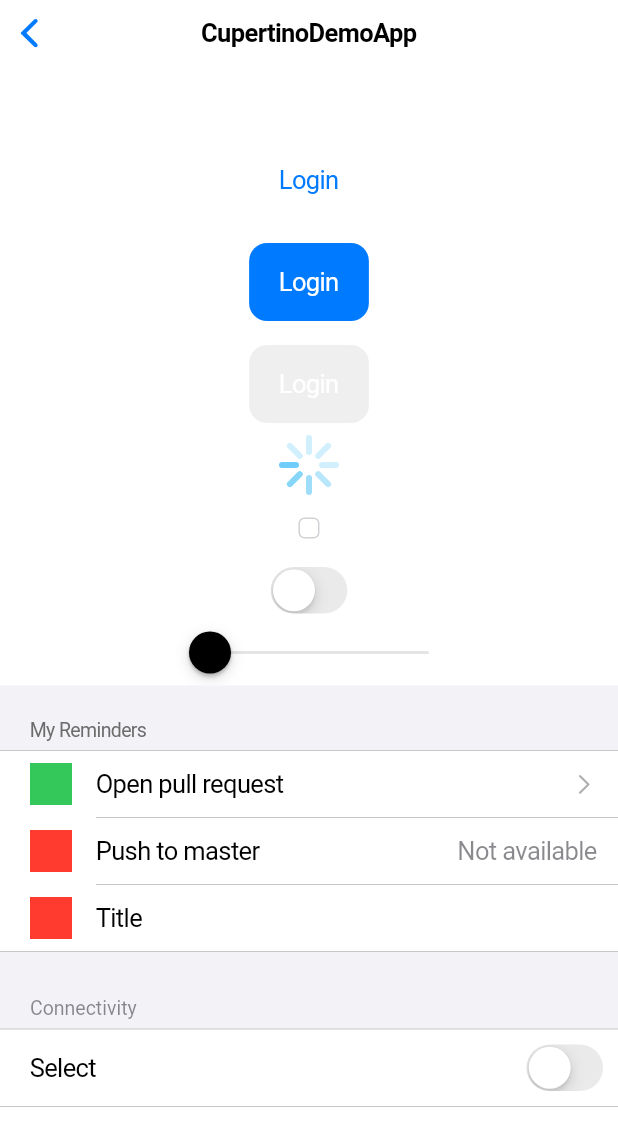
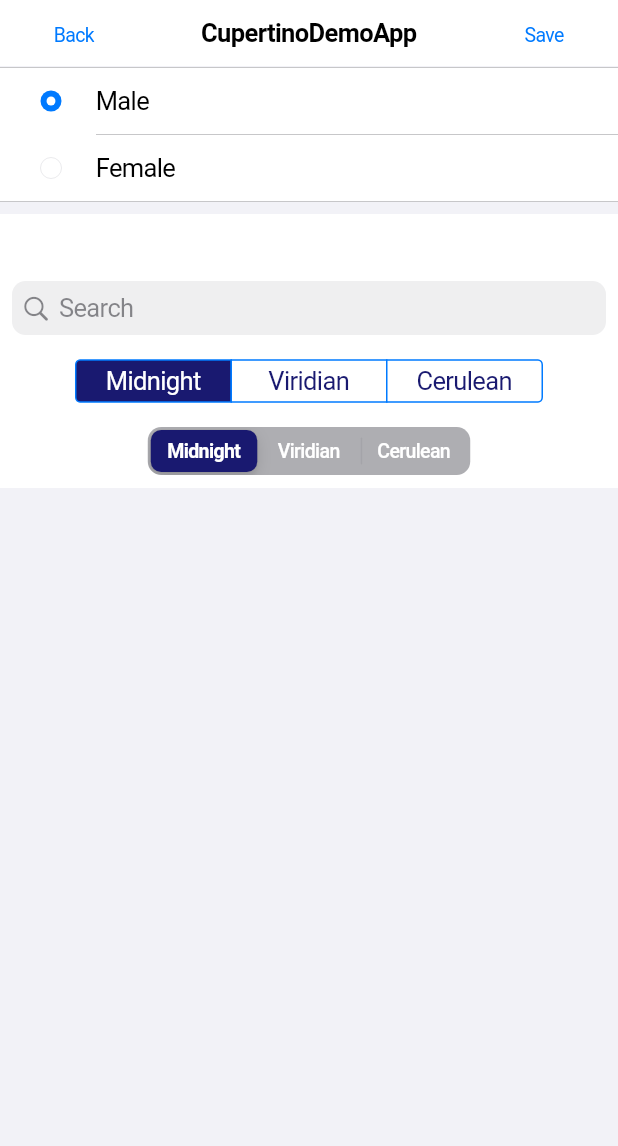
Before and after one commit to RahilRK/learning_flutter, a Flutter app: the CupertinoDemoApp screen opened directly, on a phone screen of 412 x 824 dp. Shown: the top 1146 px of the screen. Run offline on Flutter 3.47's test engine with Material 3 defaults, Android fonts, the light colour scheme and no system bars; missing offline and left inert: dart:ffi.

Commit message:
- Cupertino ui.

```diff
--- a/lib/main.dart
+++ b/lib/main.dart
@@ -36,7 +36,8 @@ class MaterialMyApp extends StatelessWidget {
         colorScheme: ColorScheme.fromSeed(seedColor: Colors.deepPurple),
         useMaterial3: true,
       ),
-      home: const DemoScreen(title: 'Flutter Demo Home Page'),
+      // home: const DemoScreen(title: 'Flutter Demo Home Page'),
+      home: const DemoScreen(),
       // home: const PopupOptionMenuEg(),
       // home: NavigationBarEg(),
       // home: const MyHomePage(title: 'Flutter Demo Home Page'),
@@ -51,7 +52,8 @@ class CupertinoMyApp extends StatelessWidget {
   Widget build(BuildContext context) {
     return CupertinoApp(
       theme: CupertinoThemeData(brightness: Brightness.light),
-      home: CupertinoDemoApp(),
+      // home: CupertinoDemoApp(),
+      home: CupertinoTabScaffoldEg(),
       // home: CupertinoListTileEg(),
       // home: CupertinoActionSheetEg(),
     );
@@ -183,18 +185,7 @@ class _MyHomePageState extends State<MyHomePage> {
 }
 
 class DemoScreen extends StatefulWidget {
-  const DemoScreen({super.key, required this.title});
-
-  // This widget is the home page of your application. It is stateful, meaning
-  // that it has a State object (defined below) that contains fields that affect
-  // how it looks.
-
-  // This class is the configuration for the state. It holds the values (in this
-  // case the title) provided by the parent (in this case the App widget) and
-  // used by the build method of the State. Fields in a Widget subclass are
-  // always marked "final".
-
-  final String title;
+  const DemoScreen({super.key});
 
   @override
   State<DemoScreen> createState() => _DemoScreenState();
@@ -209,99 +200,11 @@ class _DemoScreenState extends State<DemoScreen> {
 
   @override
   Widget build(BuildContext context) {
-    // This method is rerun every time setState is called, for instance as done
-    // by the _incrementCounter method above.
-    //
-    // The Flutter framework has been optimized to make rerunning build methods
-    // fast, so that you can just rebuild anything that needs updating rather
-    // than having to individually change instances of widgets.
     return Scaffold(
-      appBar: AppBar(
-        // TRY THIS: Try changing the color here to a specific color (to
-        // Colors.amber, perhaps?) and trigger a hot reload to see the AppBar
-        // change color while the other colors stay the same.
-        backgroundColor: Theme.of(context).colorScheme.inversePrimary,
-        // Here we take the value from the MyHomePage object that was created by
-        // the App.build method, and use it to set our appbar title.
-        elevation: 8,
-        shadowColor: Colors.black,
-        // leading: Icon(Icons.home),
-        title: const Text("Home"),
-        actions: const [
-          Icon(Icons.search),
-          Icon(Icons.more_vert),
-        ],
-        // actionsIconTheme: IconThemeData(color: Colors.white),
-      ),
-      drawer: Drawer(
-        child: ListView(
-          children: [
-            DrawerHeader(
-              decoration: BoxDecoration(
-                color: Theme.of(context).colorScheme.inversePrimary,
-              ),
-              child: Column(
-                mainAxisAlignment: MainAxisAlignment.center,
-                children: [
-                  ClipRRect(
-                    borderRadius: BorderRadius.circular(16),
-                    child: Image.asset(
-                      "images/brainvire_logo.png",
-                      height: 54,
-                      width: 54,
-                    ),
-                  ),
-                  const Padding(
-                    padding: EdgeInsets.all(8.0),
-                    child: Text(
-                      "Brainvire",
-                      style: TextStyle(fontWeight: FontWeight.bold),
-                    ),
-                  )
-                ],
-              ),
-            ),
-            const Column(
-              children: [
-                ListTile(
-                  leading: Icon(Icons.home),
-                  title: Text("Home"),
-                ),
-                ListTile(
-                  leading: Icon(Icons.photo),
-                  title: Text("Gallery"),
-                ),
-                ListTile(
-                  leading: Icon(Icons.settings),
-                  title: Text("Settings"),
-                ),
-                ListTile(
-                  leading: Icon(Icons.logout),
-                  title: Text("Logout"),
-                )
-              ],
-            )
-          ],
-        ),
-      ),
-      body: Center(
-        child: Column(
-          // Column is also a layout widget. It takes a list of children and
-          // arranges them vertically. By default, it sizes itself to fit its
-          // children horizontally, and tries to be as tall as its parent.
-          //
-          // Column has various properties to control how it sizes itself and
-          // how it positions its children. Here we use mainAxisAlignment to
-          // center the children vertically; the main axis here is the vertical
-          // axis because Columns are vertical (the cross axis would be
-          // horizontal).
-          //
-          // TRY THIS: Invoke "debug painting" (choose the "Toggle Debug Paint"
-          // action in the IDE, or press "p" in the console), to see the
-          // wireframe for each widget.
-          children: <Widget>[
+      body: ListView(
+        children: [
           /*todo flexible eg*/
-            /*Flexible(
+          Flexible(
             flex: 2,
             child: Container(
               child: Text("First"),
@@ -325,10 +228,10 @@ class _DemoScreenState extends State<DemoScreen> {
                 color: Colors.orange,
                 padding: EdgeInsets.all(30),
                 alignment: Alignment.center,
-                ))*/
+              )),
 
           /*todo Container eg*/
-            /*Center(
+          Center(
             child: Container(
               height: 250,
               width: 250,
@@ -347,10 +250,10 @@ class _DemoScreenState extends State<DemoScreen> {
                 style: TextStyle(color: Colors.white, fontSize: 24),
               ),
             ),
-            )*/
+          ),
 
           /*todo Buttons eg*/
-            /*Padding(
+          Padding(
             padding: const EdgeInsets.all(8.0),
             child: TextButton.icon(
                 icon: Icon(Icons.location_on_outlined),
@@ -361,8 +264,8 @@ class _DemoScreenState extends State<DemoScreen> {
                     elevation: 16,
                     shadowColor: Colors.black,
                     side: BorderSide(color: Colors.black),
-                    shape: BeveledRectangleBorder(borderRadius: BorderRadius.circular(5.0))
-                  ),
+                    shape: BeveledRectangleBorder(
+                        borderRadius: BorderRadius.circular(5.0))),
                 onPressed: () {
                   print("onPressed");
                 },
@@ -382,26 +285,27 @@ class _DemoScreenState extends State<DemoScreen> {
                     elevation: 16,
                     shadowColor: Colors.black,
                     side: BorderSide(color: Colors.black),
-                      shape: RoundedRectangleBorder(borderRadius: BorderRadius.circular(8))
-                  ),
+                    shape: RoundedRectangleBorder(
+                        borderRadius: BorderRadius.circular(8))),
                 onPressed: () {
                   print("onPressed");
                 },
                 onLongPress: () {
                   print("onLongPress");
                 }),
-            )*/
+          ),
           // child: Text("Text Button"))
 
           /*todo TextField eg*/
-            /*Padding(
+          Padding(
             padding: const EdgeInsets.all(16.0),
             child: TextField(
               keyboardType: TextInputType.number,
               maxLines: 1,
               maxLength: 10,
 
-                obscureText: true,//for password field
+              obscureText: true,
+              //for password field
               obscuringCharacter: "*",
 
               // autofocus: true,
@@ -427,12 +331,12 @@ class _DemoScreenState extends State<DemoScreen> {
                   enabledBorder: OutlineInputBorder(
                       borderSide: BorderSide(color: Colors.blue)),
                   focusedBorder: OutlineInputBorder(
-                        borderSide: BorderSide(color: Colors.red)) ),
-              ),
-            )*/
+                      borderSide: BorderSide(color: Colors.red))),
+            ),
+          ),
 
           /*todo image eg*/
-            /*Padding(
+          Padding(
             padding: const EdgeInsets.all(8.0),
             child: Image.asset(
               "images/brainvire_logo.png",
@@ -453,10 +357,10 @@ class _DemoScreenState extends State<DemoScreen> {
               width: 100,
               semanticLabel: "This is demo image",
             ),
-            )*/
+          ),
 
           /*todo stack & positioned eg*/
-            /*Padding(
+          Padding(
             padding: const EdgeInsets.all(16.0),
             child: Stack(
               alignment: Alignment.center,
@@ -491,10 +395,10 @@ class _DemoScreenState extends State<DemoScreen> {
                 ),
               ],
             ),
-            )*/
+          ),
 
           /*todo IndexedStack eg*/
-            /*Padding(
+          Padding(
             padding: const EdgeInsets.all(16.0),
             child: IndexedStack(
               index: 2,
@@ -530,10 +434,10 @@ class _DemoScreenState extends State<DemoScreen> {
                 ),
               ],
             ),
-            )*/
+          ),
 
           /*todo Clipper eg*/
-            /*Padding(
+          Padding(
             padding: const EdgeInsets.all(16.0),
             child: ClipOval(
               // borderRadius: BorderRadius.circular(16),
@@ -545,10 +449,10 @@ class _DemoScreenState extends State<DemoScreen> {
                 ),
               ),
             ),
-            )*/
+          ),
 
           /*todo Radio button eg*/
-            /*Row(
+          Row(
             children: [
               Radio(
                   value: 1,
@@ -595,10 +499,10 @@ class _DemoScreenState extends State<DemoScreen> {
               ),
               Text("Green")
             ],
-            ),*/
+          ),
 
           /*todo Checkbox eg*/
-            /*Row(
+          Row(
             children: [
               Checkbox(
                   value: _checkedBox1Value,
@@ -642,52 +546,53 @@ class _DemoScreenState extends State<DemoScreen> {
               ),
               Text("BMW")
             ],
-            ),*/
+          ),
 
           /*todo card eg*/
-            /*Padding(
+          Padding(
             padding: const EdgeInsets.all(8.0),
             child: Container(
                 height: 300,
                 width: 300,
                 child: Card(
                   margin: EdgeInsets.all(8),
-                    shape: RoundedRectangleBorder(borderRadius: BorderRadius.circular(16)),
+                  shape: RoundedRectangleBorder(
+                      borderRadius: BorderRadius.circular(16)),
                   color: Colors.red,
                   elevation: 16,
                 )),
-            )*/
+          ),
 
           /*todo Custom widget eg*/
-            /*CustomButton(
+          CustomButton(
             text: "Login",
             foregroundColor: Colors.white,
             backgroundColor: Colors.red,
             onButtonClick: () {
               print("onButtonClick");
             },
-            )*/
+          ),
 
           /*todo SegmentedButton widget with Single selection eg*/
-            /*Padding(
+          Padding(
             padding: EdgeInsets.all(8.0),
             child: SingleChoice(),
-            ),*/
+          ),
 
           /*todo SegmentedButton widget with Multiple selection eg*/
-            /*Padding(
+          Padding(
             padding: EdgeInsets.all(8.0),
             child: MultipleChoice(),
-            )*/
+          ),
 
           /*todo Alert dialogue eg*/
-            /*Padding(
+          Padding(
             padding: const EdgeInsets.all(8.0),
             child: AlertDialogueEg(),
-            ),*/
+          ),
 
           /*todo ListTile eg*/
-            /*Padding(
+          Padding(
             padding: const EdgeInsets.all(8.0),
             child: Card(
               child: ListTile(
@@ -700,62 +605,44 @@ class _DemoScreenState extends State<DemoScreen> {
                 },
               ),
             ),
-            ),*/
+          ),
 
           /*todo BottomSheet eg*/
-            /*Padding(
+          Padding(
             padding: const EdgeInsets.all(8.0),
             child: BottomSheetEg(),
-            )*/
+          ),
 
           /*todo Date Picker eg*/
-            /*Padding(
+          Padding(
             padding: const EdgeInsets.all(8.0),
             child: DatePickerEg(),
-            ),*/
+          ),
 
           /*todo Time Picker eg*/
-            /*Padding(
+          Padding(
             padding: const EdgeInsets.all(8.0),
             child: TimePickerEg(),
-            ),*/
+          ),
 
           /*todo Chip eg*/
-            /*Padding(
+          Padding(
             padding: const EdgeInsets.all(8.0),
             child: ChipEg(),
-            ),*/
+          ),
 
           /*todo ListView eg*/
-            /*ListEg()*/
+          ListEg(),
 
           /*todo Horizontal ListView eg*/
-            /*HorizontalListEg()*/
+          HorizontalListEg(),
 
           Padding(
             padding: const EdgeInsets.all(8.0),
             child: DropdownMenuEg(),
           )
         ],
-          // crossAxisAlignment: CrossAxisAlignment.center,
-          // verticalDirection: VerticalDirection.up,
-          // mainAxisAlignment: MainAxisAlignment.center,
-        ),
-      ),
-      floatingActionButton: FloatingActionButton.extended(
-        onPressed: () {
-          // Add your onPressed code here!
-          ScaffoldMessenger.of(context).showSnackBar(SnackBar(
-            content: const Text('This is snake bar!'),
-            action: SnackBarAction(
-              label: "Dismiss",
-              onPressed: () {},
-            ),
-          ));
-        },
-        label: const Text('Add'),
-        icon: const Icon(Icons.add),
-      ), // This trailing comma makes auto-formatting nicer for build methods.
+      ),
     );
   }
 }
@@ -1343,6 +1230,16 @@ class _DropdownMenuEgState extends State<DropdownMenuEg> {
 }
 
 /*todo Cupertino UI*/
+enum ChooseGender { Male, Female }
+
+enum Sky { Midnight, Viridian, Cerulean }
+
+Map<Sky, Color> skyColors = <Sky, Color>{
+  Sky.Midnight: const Color(0xff191970),
+  Sky.Viridian: const Color(0xff40826d),
+  Sky.Cerulean: const Color(0xff007ba7),
+};
+
 class CupertinoDemoApp extends StatefulWidget {
   const CupertinoDemoApp({super.key});
 
@@ -1353,22 +1250,44 @@ class CupertinoDemoApp extends StatefulWidget {
 class _CupertinoDemoAppState extends State<CupertinoDemoApp> {
   bool checkBoxValue = false;
   double dragValue = 0.0;
-
-  @override
-  Widget build(BuildContext context) {
-    return CupertinoPageScaffold(
+  ChooseGender? _character = ChooseGender.Male;
+  String text = '';
+  Sky _selectedSegment = Sky.Midnight;
+
+  @override
+  Widget build(BuildContext context) {
+    return SafeArea(
+      child: CupertinoPageScaffold(
           navigationBar: CupertinoNavigationBar(
+            leading: CupertinoButton(
+              child: Text(
+                'Back',
+                style: TextStyle(fontSize: 13),
+              ),
+              onPressed: () {
+                // Add your back button action here
+                Navigator.of(context).pop();
+              },
+            ),
             middle: Text("CupertinoDemoApp"),
-        ),
-        child: Center(
-          child: Column(
-            mainAxisSize: MainAxisSize.min,
+            trailing: CupertinoButton(
+              child: Text(
+                'Save',
+                style: TextStyle(fontSize: 13),
+              ),
+              onPressed: () {
+                // Add your save button action here
+              },
+            ),
+          ),
+          child: CupertinoListSection(
+            separatorColor: Colors.transparent,
             children: [
               /*todo CupertinoButton eg*/
-              Padding(
+              /*Padding(
                 padding: const EdgeInsets.all(8.0),
                 child: CupertinoButton(
-                    child: Text("Login"),
+                    child: Text("Login 1"),
                     onPressed: () {
                       print("Login is clicked");
                     }),
@@ -1376,7 +1295,7 @@ class _CupertinoDemoAppState extends State<CupertinoDemoApp> {
               Padding(
                 padding: const EdgeInsets.all(8.0),
                 child: CupertinoButton.filled(
-                    child: Text("Login"),
+                    child: Text("Login 2"),
                     onPressed: () {
                       print("Login is clicked");
                     }),
@@ -1384,12 +1303,15 @@ class _CupertinoDemoAppState extends State<CupertinoDemoApp> {
               Padding(
                 padding: const EdgeInsets.all(8.0),
                 child: CupertinoButton.filled(
-                    child: Text("Login"), onPressed: null),
-              ),
-              CupertinoActivityIndicator(
+                    child: Text("Login 3"), onPressed: null),
+              ),*/
+
+              /*todo normal widgets*/
+              /*CupertinoActivityIndicator(
                 color: Colors.lightBlue,
                 radius: 20,
               ),
+
               CupertinoCheckbox(
                 value: checkBoxValue,
                 activeColor: CupertinoColors.black,
@@ -1399,6 +1321,7 @@ class _CupertinoDemoAppState extends State<CupertinoDemoApp> {
                   });
                 },
               ),
+
               CupertinoSwitch(
                 value: checkBoxValue,
                 activeColor: CupertinoColors.black,
@@ -1408,6 +1331,7 @@ class _CupertinoDemoAppState extends State<CupertinoDemoApp> {
                   });
                 },
               ),
+
               CupertinoSlider(
                 value: dragValue,
                 divisions: 5,
@@ -1425,17 +1349,156 @@ class _CupertinoDemoAppState extends State<CupertinoDemoApp> {
                 onChangeEnd: (value) {
                   print("onChangeEnd: $value");
                 },
-              ),
-              CupertinoListTileEg(),
-              CupertinoFormSectionEg(),
-            ],
+              ),*/
+
+              /*todo list*/
+              /*CupertinoListTileEg(),
+              CupertinoFormSectionEg(),*/
+
+              /*todo radio button eg*/
+              CupertinoListSection(
+                children: [
+                  CupertinoListTile(
+                    title: Text(ChooseGender.Male.name),
+                    leading: CupertinoRadio(
+                      value: ChooseGender.Male,
+                      onChanged: (value) {
+                        setState(() {
+                          _character = value;
+                        });
+                      },
+                      groupValue: _character,
+                    ),
+                  ),
+                  CupertinoListTile(
+                    title: Text(ChooseGender.Female.name),
+                    leading: CupertinoRadio(
+                      value: ChooseGender.Female,
+                      onChanged: (value) {
+                        setState(() {
+                          _character = value;
+                        });
+                      },
+                      groupValue: _character,
+                    ),
+                  ),
+                ],
+              ),
+
+              /*todo CupertinoSearchTextField eg*/
+              Column(
+                children: [
+                  Padding(
+                    padding: const EdgeInsets.all(8.0),
+                    child: Text(text),
+                  ),
+                  Padding(
+                    padding: const EdgeInsets.all(8.0),
+                    child: CupertinoSearchTextFieldEg(
+                      fieldValue: (String value) {
+                        setState(() {
+                          text = value;
+                        });
+                      },
+                    ),
+                  ),
+                ],
+              ),
+              Padding(
+                padding: const EdgeInsets.all(8.0),
+                child: CupertinoSegmentedControl(
+                  selectedColor: skyColors[_selectedSegment],
+                  groupValue: _selectedSegment,
+                  padding: const EdgeInsets.symmetric(horizontal: 12),
+                  onValueChanged: (value) {
+                    setState(() {
+                      _selectedSegment = value;
+                    });
+                  },
+                  children: {
+                    Sky.Midnight: Padding(
+                      padding: EdgeInsets.symmetric(horizontal: 20),
+                      child: Text(Sky.Midnight.name),
+                    ),
+                    Sky.Viridian: Padding(
+                      padding: EdgeInsets.symmetric(horizontal: 20),
+                      child: Text(Sky.Viridian.name),
+                    ),
+                    Sky.Cerulean: Padding(
+                      padding: EdgeInsets.symmetric(horizontal: 20),
+                      child: Text(Sky.Cerulean.name),
+                    ),
+                  },
+                ),
+              ),
+              Padding(
+                padding: const EdgeInsets.all(8.0),
+                child: CupertinoSlidingSegmentedControl(
+                  backgroundColor: CupertinoColors.systemGrey2,
+                  thumbColor: skyColors[_selectedSegment]!,
+                  groupValue: _selectedSegment,
+                  onValueChanged: (value) {
+                    if (value != null) {
+                      setState(() {
+                        _selectedSegment = value;
+                      });
+                    }
+                  },
+                  children: {
+                    Sky.Midnight: Text(
+                      Sky.Midnight.name,
+                      style: TextStyle(color: CupertinoColors.white),
+                    ),
+                    Sky.Viridian: Text(
+                      Sky.Viridian.name,
+                      style: TextStyle(color: CupertinoColors.white),
+                    ),
+                    Sky.Cerulean: Text(
+                      Sky.Cerulean.name,
+                      style: TextStyle(color: CupertinoColors.white),
+                    ),
+                  },
+                ),
+              ),
+            ],
+          )),
+    );
+  }
+}
+
+const double _kItemExtent = 32.0;
+const List<String> _fruitNames = <String>[
+  'Apple',
+  'Mango',
+  'Banana',
+  'Orange',
+  'Pineapple',
+  'Strawberry',
+];
+
+class CupertinoActionSheetEg extends StatefulWidget {
+  const CupertinoActionSheetEg({super.key});
+
+  @override
+  State<CupertinoActionSheetEg> createState() => _CupertinoActionSheetEgState();
+}
+
+class _CupertinoActionSheetEgState extends State<CupertinoActionSheetEg> {
+  int _selectedFruit = 0;
+
+  void _showPicker(child) {
+    showCupertinoModalPopup(
+        context: context,
+        builder: (context) => Container(
+              height: 254,
+              padding: EdgeInsets.only(top: 6),
+              color: CupertinoColors.systemBackground.resolveFrom(context),
+              child: SafeArea(
+                top: false,
+                child: child,
               ),
             ));
   }
-}
-
-class CupertinoActionSheetEg extends StatelessWidget {
-  const CupertinoActionSheetEg({super.key});
 
   void _showActionSheet(context) {
     showCupertinoModalPopup(
@@ -1496,9 +1559,31 @@ class CupertinoActionSheetEg extends StatelessWidget {
     return CupertinoPageScaffold(
         child: Center(
       child: CupertinoButton(
-        child: Text("CupertinoActionSheet"),
+        child: Text("CupertinoActionSheet: ${_fruitNames[_selectedFruit]}"),
+        onPressed: () => _showPicker(
+          CupertinoPicker(
+            magnification: 1.22,
+            squeeze: 1.2,
+            useMagnifier: true,
+            itemExtent: _kItemExtent,
+            // This sets the initial item.
+            scrollController: FixedExtentScrollController(
+              initialItem: _selectedFruit,
+            ),
+            // This is called when selected item is changed.
+            onSelectedItemChanged: (int selectedItem) {
+              print("selectedItem: $selectedItem");
+              setState(() {
+                _selectedFruit = selectedItem;
+              });
+            },
+            children: List<Widget>.generate(_fruitNames.length, (int index) {
+              return Center(child: Text(_fruitNames[index]));
+            }),
+          ),
+        ),
         // onPressed: () => _showActionSheet(context),
-        onPressed: () => _showAlertDialogue(context),
+        // onPressed: () => _showAlertDialogue(context),
       ),
     ));
   }
@@ -1510,7 +1595,6 @@ class CupertinoListTileEg extends StatelessWidget {
   @override
   Widget build(BuildContext context) {
     return CupertinoPageScaffold(
-
       child: CupertinoListSection(
         header: const Text('My Reminders'),
         children: [
@@ -1554,7 +1638,6 @@ class CupertinoFormSectionEg extends StatefulWidget {
 }
 
 class _CupertinoFormSectionEgState extends State<CupertinoFormSectionEg> {
-
   bool airplaneMode = false;
 
   @override
@@ -1577,3 +1660,59 @@ class _CupertinoFormSectionEgState extends State<CupertinoFormSectionEg> {
     );
   }
 }
+
+class CupertinoSearchTextFieldEg extends StatelessWidget {
+  const CupertinoSearchTextFieldEg({
+    super.key,
+    required this.fieldValue,
+  });
+
+  final ValueChanged<String> fieldValue;
+
+  @override
+  Widget build(BuildContext context) {
+    return CupertinoSearchTextField(
+      placeholder: 'Search',
+      onChanged: (String value) {
+        fieldValue('The text has changed to: $value');
+      },
+      onSubmitted: (String value) {
+        fieldValue('Submitted text: $value');
+      },
+    );
+  }
+}
+
+class CupertinoTabScaffoldEg extends StatelessWidget {
+  const CupertinoTabScaffoldEg({super.key});
+
+  @override
+  Widget build(BuildContext context) {
+    return CupertinoTabScaffold(
+        tabBar: CupertinoTabBar(
+          items: const [
+            BottomNavigationBarItem(
+              icon: Icon(CupertinoIcons.home),
+              label: 'Home',
+            ),
+            BottomNavigationBarItem(
+              icon: Icon(CupertinoIcons.search),
+              label: 'Search',
+            ),
+            BottomNavigationBarItem(
+              icon: Icon(CupertinoIcons.person),
+              label: 'Profile',
+            ),
+          ],
+        ),
+        tabBuilder: (context, index) {
+          return CupertinoTabView(
+            builder: (BuildContext context) {
+              return Center(
+                child: Text('Content of tab $index'),
+              );
+            },
+          );
+        });
+  }
+}
```
Lines whose indentation alone changed are shown as unchanged.
